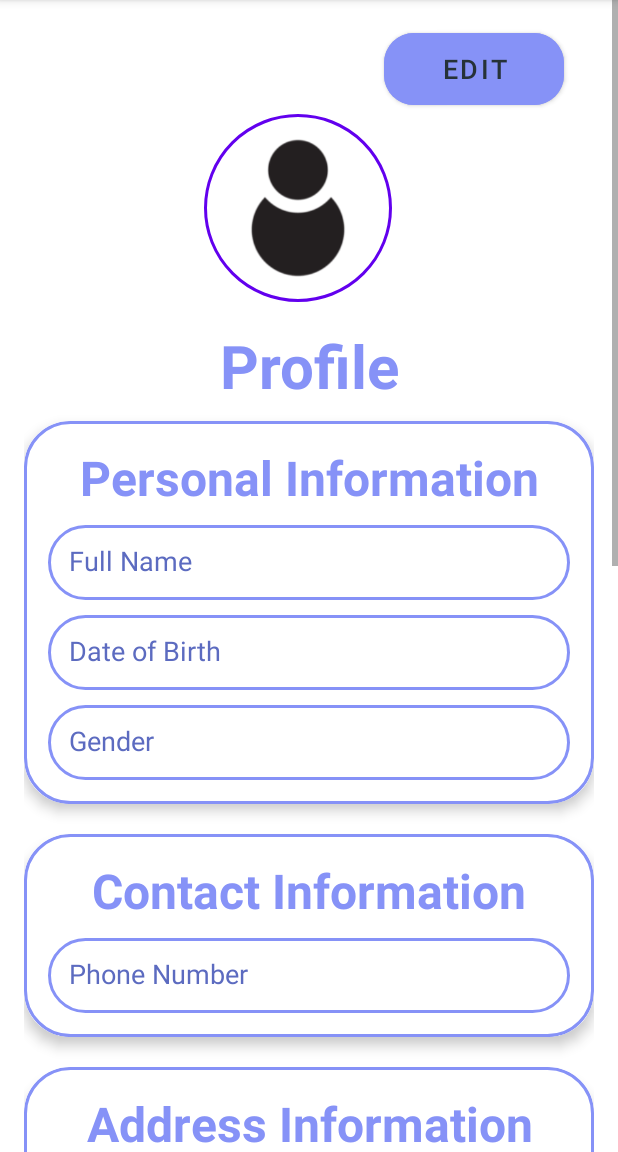
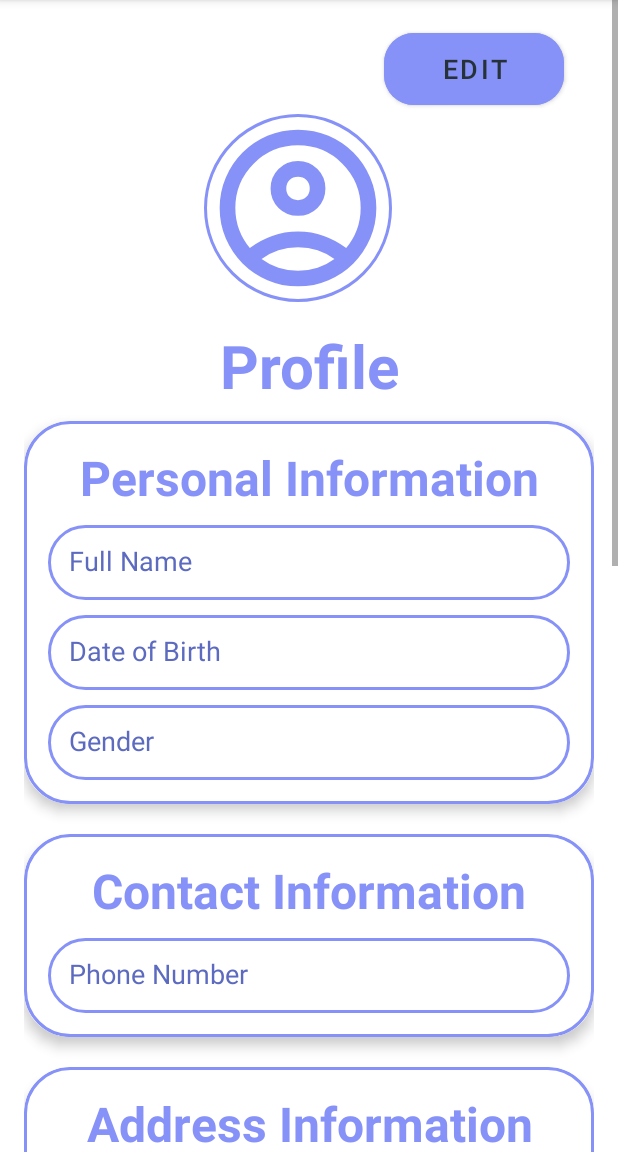
Before and after one commit to Tarun-Arulraj/SafetyApp, an Android app: the screen it shows after launch once a user with an empty profile is signed in (MainActivity3), in the side drawer, after a tap on "Profile", on a phone screen of 412 x 824 dp, the part 84-1236 px from its top. Run offline under Robolectric (Android 15) with nearby library versions, the phone set to English and light mode, and no system bars; our stand-ins replace CircleImageView, Firebase (no records; nobody signed in at launch, a user with empty details on screens opened directly).

Commit message:
2nd Commit

```diff
--- /dev/null
+++ b/app/src/main/res/drawable/outline_account_circle_24.xml
@@ -0,0 +1,5 @@
+<vector xmlns:android="http://schemas.android.com/apk/res/android" android:height="24dp" android:tint="#000000" android:viewportHeight="960" android:viewportWidth="960" android:width="24dp">
+
+    <path android:fillColor="@android:color/white" android:pathData="M234,684Q285,645 348,622.5Q411,600 480,600Q549,600 612,622.5Q675,645 726,684Q761,643 780.5,591Q800,539 800,480Q800,347 706.5,253.5Q613,160 480,160Q347,160 253.5,253.5Q160,347 160,480Q160,539 179.5,591Q199,643 234,684ZM480,520Q421,520 380.5,479.5Q340,439 340,380Q340,321 380.5,280.5Q421,240 480,240Q539,240 579.5,280.5Q620,321 620,380Q620,439 579.5,479.5Q539,520 480,520ZM480,880Q397,880 324,848.5Q251,817 197,763Q143,709 111.5,636Q80,563 80,480Q80,397 111.5,324Q143,251 197,197Q251,143 324,111.5Q397,80 480,80Q563,80 636,111.5Q709,143 763,197Q817,251 848.5,324Q880,397 880,480Q880,563 848.5,636Q817,709 763,763Q709,817 636,848.5Q563,880 480,880ZM480,800Q533,800 580,784.5Q627,769 666,740Q627,711 580,695.5Q533,680 480,680Q427,680 380,695.5Q333,711 294,740Q333,769 380,784.5Q427,800 480,800ZM480,440Q506,440 523,423Q540,406 540,380Q540,354 523,337Q506,320 480,320Q454,320 437,337Q420,354 420,380Q420,406 437,423Q454,440 480,440ZM480,380Q480,380 480,380Q480,380 480,380Q480,380 480,380Q480,380 480,380Q480,380 480,380Q480,380 480,380Q480,380 480,380Q480,380 480,380ZM480,740Q480,740 480,740Q480,740 480,740Q480,740 480,740Q480,740 480,740Q480,740 480,740Q480,740 480,740Q480,740 480,740Q480,740 480,740Z"/>
+
+</vector>
--- /dev/null
+++ b/app/src/main/res/drawable/outline_account_circle_24_lavender.xml
@@ -0,0 +1,5 @@
+<vector xmlns:android="http://schemas.android.com/apk/res/android" android:height="48dp" android:tint="#8692F7" android:viewportHeight="960" android:viewportWidth="960" android:width="48dp">
+
+    <path android:fillColor="@android:color/white" android:pathData="M234,684Q285,645 348,622.5Q411,600 480,600Q549,600 612,622.5Q675,645 726,684Q761,643 780.5,591Q800,539 800,480Q800,347 706.5,253.5Q613,160 480,160Q347,160 253.5,253.5Q160,347 160,480Q160,539 179.5,591Q199,643 234,684ZM480,520Q421,520 380.5,479.5Q340,439 340,380Q340,321 380.5,280.5Q421,240 480,240Q539,240 579.5,280.5Q620,321 620,380Q620,439 579.5,479.5Q539,520 480,520ZM480,880Q397,880 324,848.5Q251,817 197,763Q143,709 111.5,636Q80,563 80,480Q80,397 111.5,324Q143,251 197,197Q251,143 324,111.5Q397,80 480,80Q563,80 636,111.5Q709,143 763,197Q817,251 848.5,324Q880,397 880,480Q880,563 848.5,636Q817,709 763,763Q709,817 636,848.5Q563,880 480,880ZM480,800Q533,800 580,784.5Q627,769 666,740Q627,711 580,695.5Q533,680 480,680Q427,680 380,695.5Q333,711 294,740Q333,769 380,784.5Q427,800 480,800ZM480,440Q506,440 523,423Q540,406 540,380Q540,354 523,337Q506,320 480,320Q454,320 437,337Q420,354 420,380Q420,406 437,423Q454,440 480,440ZM480,380Q480,380 480,380Q480,380 480,380Q480,380 480,380Q480,380 480,380Q480,380 480,380Q480,380 480,380Q480,380 480,380Q480,380 480,380ZM480,740Q480,740 480,740Q480,740 480,740Q480,740 480,740Q480,740 480,740Q480,740 480,740Q480,740 480,740Q480,740 480,740Q480,740 480,740Z"/>
+
+</vector>
--- a/app/src/main/res/layout/fragment_profile.xml
+++ b/app/src/main/res/layout/fragment_profile.xml
@@ -30,8 +30,8 @@
             android:layout_height="125dp"
             android:layout_marginStart="120dp"
             android:layout_marginBottom="15dp"
-            android:src="@drawable/profiledefault"
-            app:civ_border_color="@color/purple_500"
+            android:src="@drawable/outline_account_circle_24_lavender"
+            app:civ_border_color="@color/lavender"
             app:civ_border_width="2dp"/>
 
         <TextView
--- a/app/src/main/res/layout/nav_header.xml
+++ b/app/src/main/res/layout/nav_header.xml
@@ -12,7 +12,7 @@
     <de.hdodenhof.circleimageview.CircleImageView
         android:layout_width="80dp"
         android:layout_height="80dp"
-        android:src="@drawable/loginbkg"/>
+        android:src="@drawable/outline_account_circle_24"/>
 
     <TextView
         android:id="@+id/full_name"
--- a/app/src/main/res/mipmap-anydpi-v26/ic_launcher.xml
+++ b/app/src/main/res/mipmap-anydpi-v26/ic_launcher.xml
@@ -1,6 +1,5 @@
 <?xml version="1.0" encoding="utf-8"?>
 <adaptive-icon xmlns:android="http://schemas.android.com/apk/res/android">
-    <background android:drawable="@drawable/ic_launcher_background" />
-    <foreground android:drawable="@drawable/ic_launcher_foreground" />
-    <monochrome android:drawable="@drawable/ic_launcher_foreground" />
+    <background android:drawable="@color/ic_launcher_background"/>
+    <foreground android:drawable="@mipmap/ic_launcher_foreground"/>
 </adaptive-icon>
--- a/app/src/main/res/mipmap-anydpi-v26/ic_launcher_round.xml
+++ b/app/src/main/res/mipmap-anydpi-v26/ic_launcher_round.xml
@@ -1,6 +1,5 @@
 <?xml version="1.0" encoding="utf-8"?>
 <adaptive-icon xmlns:android="http://schemas.android.com/apk/res/android">
-    <background android:drawable="@drawable/ic_launcher_background" />
-    <foreground android:drawable="@drawable/ic_launcher_foreground" />
-    <monochrome android:drawable="@drawable/ic_launcher_foreground" />
+    <background android:drawable="@color/ic_launcher_background"/>
+    <foreground android:drawable="@mipmap/ic_launcher_foreground"/>
 </adaptive-icon>
--- a/app/src/main/res/values/themes.xml
+++ b/app/src/main/res/values/themes.xml
@@ -1,6 +1,6 @@
 <resources xmlns:tools="http://schemas.android.com/tools">
     <!-- Base application theme. -->
-    <style name="Theme.SafetyApp" parent="Theme.MaterialComponents.DayNight.NoActionBar">
+    <style name="Theme.SafetyApp" parent="Theme.MaterialComponents.Light.NoActionBar">
         <!-- Primary brand color. -->
         <item name="colorPrimary">@color/lavender</item>
         <item name="colorPrimaryVariant">@color/lavender</item>
```
Also changed, not shown: app/src/main/res/drawable/profiledefault.png (deleted). Lines whose indentation alone changed are shown as unchanged.
